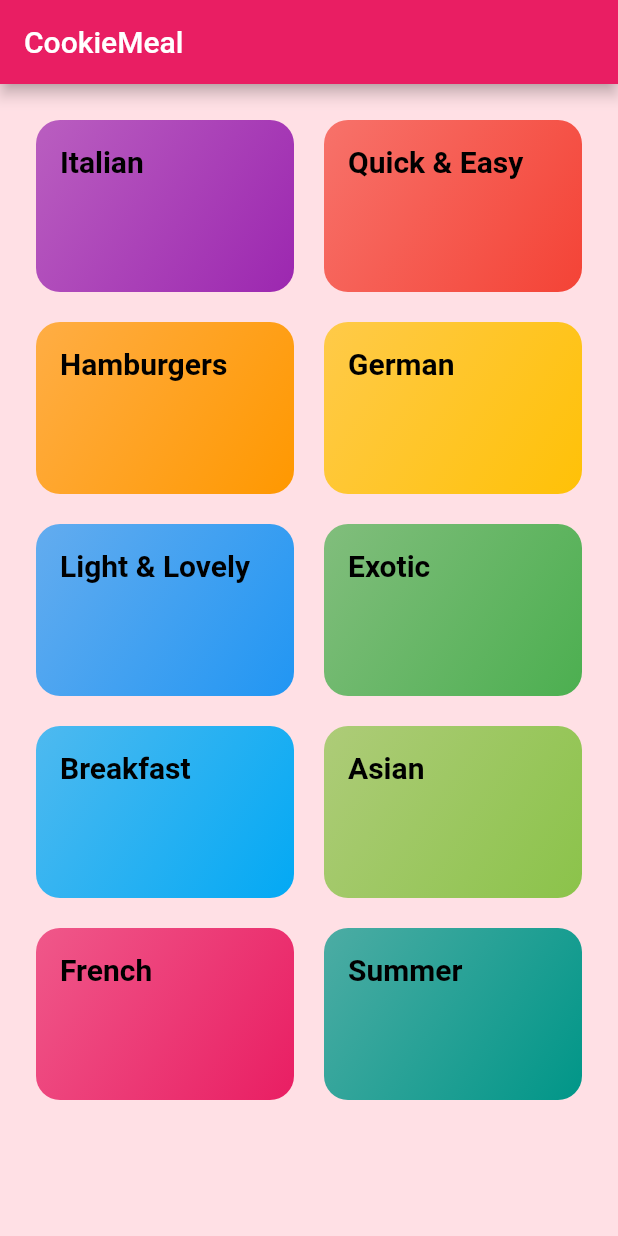
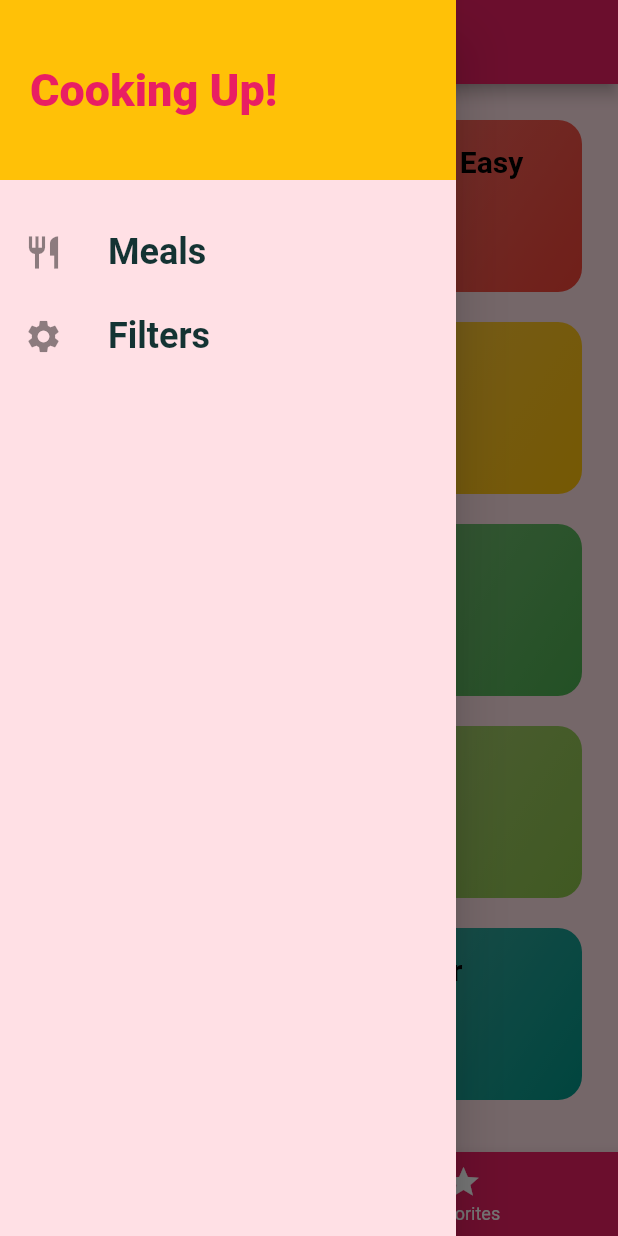
Before and after one commit to berkaykizgir/meals_app, a Flutter app: the screen it shows after launch, with the side drawer open (before the commit the screen has no drawer), on a phone screen of 412 x 824 dp. Run offline on Flutter 3.47's test engine with Material 2 defaults, Android fonts, the phone set to English and light mode, and no system bars; Roboto replaces fonts that are missing (Raleway, RobotoCondensed).

Commit message:
final update

```diff
--- a/lib/categories_screen.dart
+++ b/lib/categories_screen.dart
@@ -7,11 +7,7 @@ class CategoriesScreen extends StatelessWidget {
 
   @override
   Widget build(BuildContext context) {
-    return Scaffold(
-      appBar: AppBar(
-        title: const Text("CookieMeal"),
-      ),
-      body: GridView(
+    return GridView(
       padding: const EdgeInsets.all(24),
       gridDelegate: const SliverGridDelegateWithMaxCrossAxisExtent(
         maxCrossAxisExtent: 200,
@@ -20,7 +16,6 @@ class CategoriesScreen extends StatelessWidget {
         mainAxisSpacing: 20,
       ),
       children: dummyCategories.map((catData) => CategoryItem(id: catData.id, title: catData.title, color: catData.color)).toList(),
-      ),
     );
   }
 }
--- a/lib/main.dart
+++ b/lib/main.dart
@@ -1,12 +1,69 @@
 import 'package:flutter/material.dart';
 import 'package:meals_app/categories_screen.dart';
 import 'package:meals_app/category_meals_screen.dart';
+import 'package:meals_app/data/dummy_data.dart';
+import 'package:meals_app/filters_screen.dart';
 import 'package:meals_app/meal_detail_screen.dart';
+import 'package:meals_app/tabs_screen.dart';
+
+import 'models/meals.dart';
 
 void main() => runApp(const MyApp());
 
-class MyApp extends StatelessWidget {
+class MyApp extends StatefulWidget {
   const MyApp({super.key});
+
+  @override
+  State<MyApp> createState() => _MyAppState();
+}
+
+class _MyAppState extends State<MyApp> {
+  Map<String, bool> _filter = {
+    'gluten': false,
+    'lactose': false,
+    'vegan': false,
+    'vegetarian': false,
+  };
+  List<Meal> _availableMeals = dummyMeals;
+  final List<Meal> _favoritedMeals = [];
+
+  void _setFilter(Map<String, bool> filterData) {
+    setState(() {
+      _filter = filterData;
+      _availableMeals = dummyMeals.where((meal) {
+        if (_filter['gluten'] as bool && !meal.isGlutenFree) {
+          return false;
+        }
+        if (_filter['lactose'] as bool && !meal.isLactoseFree) {
+          return false;
+        }
+        if (_filter['vegan'] as bool && !meal.isVegan) {
+          return false;
+        }
+        if (_filter['vegetarian'] as bool && !meal.isVegetarian) {
+          return false;
+        }
+        return true;
+      }).toList();
+    });
+  }
+
+  void _toggleFavorite(String mealID) {
+    final existingIndex = _favoritedMeals.indexWhere((element) => element.id == mealID);
+    if (existingIndex >= 0) {
+      setState(() {
+        _favoritedMeals.removeAt(existingIndex);
+      });
+    } else {
+      setState(() {
+        _favoritedMeals.add(dummyMeals.firstWhere((element) => element.id == mealID));
+      });
+    }
+  }
+
+  bool _isMealFavorite(String id) {
+    return _favoritedMeals.any((element) => element.id == id);
+  }
 
   @override
   Widget build(BuildContext context) {
@@ -23,9 +80,13 @@ class MyApp extends StatelessWidget {
               headline1: const TextStyle(fontSize: 20, fontFamily: 'RobotoCondensed', fontWeight: FontWeight.bold, color: Colors.black))),
       //home: const CategoriesScreen(),
       routes: {
-        '/': (context) => const CategoriesScreen(),
-        CategoryMealsScreen.routeName: (context) => const CategoryMealsScreen(),
-        MealDetailsScreen.routeName: (context) => const MealDetailsScreen(),
+        '/': (context) => TabsScreen(listOfMeals: _favoritedMeals),
+        CategoryMealsScreen.routeName: (context) => CategoryMealsScreen(availableMeals: _availableMeals),
+        MealDetailsScreen.routeName: (context) => MealDetailsScreen(
+              toggleFavorite: _toggleFavorite,
+              isFavorite: _isMealFavorite,
+            ),
+        FiltersScreen.routeName: (context) => FiltersScreen(saveFilters: _setFilter, currentFilters: _filter),
       },
       onUnknownRoute: (settings) => MaterialPageRoute(builder: (context) => const CategoriesScreen()),
     );
--- /dev/null
+++ b/lib/tabs_screen.dart
@@ -0,0 +1,61 @@
+import 'package:flutter/material.dart';
+import 'package:meals_app/categories_screen.dart';
+import 'package:meals_app/widgets/main_drawer.dart';
+
+import 'favorites_screen.dart';
+import 'models/meals.dart';
+
+class TabsScreen extends StatefulWidget {
+  final List<Meal> listOfMeals;
+  const TabsScreen({super.key, required this.listOfMeals});
+
+  @override
+  State<TabsScreen> createState() => _TabsScreenState();
+}
+
+class _TabsScreenState extends State<TabsScreen> {
+  int _selectedIndex = 0;
+  List<Map<String, Object>> _pages = [];
+  @override
+  void initState() {
+    _pages = [
+      {'page': const CategoriesScreen(), 'title': 'Categories'},
+      {'page': FavoritesScreen(favoritedMeals: widget.listOfMeals), 'title': 'Your Favorites'},
+    ];
+    super.initState();
+  }
+
+  void _selectPage(int index) {
+    setState(() {
+      _selectedIndex = index;
+    });
+  }
+
+  @override
+  Widget build(BuildContext context) {
+    return Scaffold(
+      appBar: AppBar(
+        title: Text(_pages[_selectedIndex]['title'] as String),
+      ),
+      drawer: const MainDrawer(),
+      body: _pages[_selectedIndex]['page'] as Widget,
+      bottomNavigationBar: BottomNavigationBar(
+        unselectedItemColor: Colors.white,
+        selectedItemColor: Colors.amber,
+        currentIndex: _selectedIndex,
+        onTap: _selectPage,
+        items: const [
+          BottomNavigationBarItem(
+            icon: Icon(Icons.category),
+            label: 'Categories',
+          ),
+          BottomNavigationBarItem(
+            icon: Icon(Icons.star),
+            label: 'Favorites',
+          ),
+        ],
+        backgroundColor: Theme.of(context).primaryColor,
+      ),
+    );
+  }
+}
--- /dev/null
+++ b/lib/widgets/main_drawer.dart
@@ -0,0 +1,58 @@
+import 'package:flutter/material.dart';
+import 'package:meals_app/filters_screen.dart';
+
+class MainDrawer extends StatelessWidget {
+  const MainDrawer({super.key});
+
+  Widget buildListTile(String title, IconData icon, Function tapHandler) {
+    return ListTile(
+      leading: Icon(
+        icon,
+        size: 26,
+      ),
+      title: Text(
+        title,
+        style: const TextStyle(
+          fontFamily: 'RobotoCondensed',
+          fontSize: 24,
+          fontWeight: FontWeight.bold,
+        ),
+      ),
+      onTap: () => tapHandler(),
+    );
+  }
+
+  @override
+  Widget build(BuildContext context) {
+    return Drawer(
+      child: Column(
+        children: <Widget>[
+          Container(
+            height: 120,
+            width: double.infinity,
+            padding: const EdgeInsets.symmetric(horizontal: 20, vertical: 24),
+            alignment: Alignment.centerLeft,
+            color: Colors.amber,
+            child: Text(
+              'Cooking Up!',
+              style: TextStyle(
+                fontWeight: FontWeight.w900,
+                fontSize: 30,
+                color: Theme.of(context).primaryColor,
+              ),
+            ),
+          ),
+          const SizedBox(
+            height: 20,
+          ),
+          buildListTile('Meals', Icons.restaurant, () {
+            Navigator.of(context).pushReplacementNamed('/');
+          }),
+          buildListTile('Filters', Icons.settings, () {
+            Navigator.of(context).pushReplacementNamed(FiltersScreen.routeName);
+          }),
+        ],
+      ),
+    );
+  }
+}
```
Also changed, not shown: lib/category_meals_screen.dart (+41 -14 lines), lib/favorites_screen.dart (added, +33 -0 lines), lib/filters_screen.dart (added, +106 -0 lines), lib/meal_detail_screen.dart (+7 -1 lines), lib/widgets/meal_item.dart (+19 -9 lines), 2 other files. Lines whose indentation alone changed are shown as unchanged.
